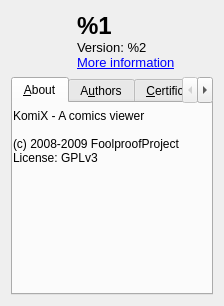
First picture: the form in src/widget/about.ui, repository legnaleurc/komix, before the edit.
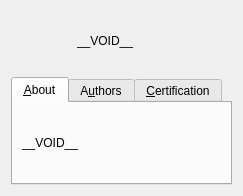
Second picture: the form after the edit. The open tabs and pages were chosen to show the change. Icons and pictures are not drawn.

Commit message: [GUI] Improved about widget.

Patch:
```diff
--- a/src/widget/about.ui
+++ b/src/widget/about.ui
@@ -6,14 +6,17 @@
    <rect>
     <x>0</x>
     <y>0</y>
-    <width>224</width>
-    <height>306</height>
+    <width>242</width>
+    <height>324</height>
    </rect>
   </property>
   <property name="windowTitle">
    <string>About KomiX</string>
   </property>
   <layout class="QVBoxLayout" name="verticalLayout">
+   <property name="sizeConstraint">
+    <enum>QLayout::SetFixedSize</enum>
+   </property>
    <item>
     <layout class="QHBoxLayout" name="horizontalLayout">
      <item>
@@ -44,12 +47,10 @@
      <item>
       <widget class="QLabel" name="info">
        <property name="text">
-        <string>&lt;!DOCTYPE HTML PUBLIC &quot;-//W3C//DTD HTML 4.0//EN&quot; &quot;http://www.w3.org/TR/REC-html40/strict.dtd&quot;&gt;
-&lt;html&gt;&lt;head&gt;&lt;meta name=&quot;qrichtext&quot; content=&quot;1&quot; /&gt;&lt;style type=&quot;text/css&quot;&gt;
-p, li { white-space: pre-wrap; }
-&lt;/style&gt;&lt;/head&gt;&lt;body style=&quot; font-family:'WenQuanYi Zen Hei'; font-size:10pt; font-weight:400; font-style:normal;&quot;&gt;
-&lt;p style=&quot; margin-top:0px; margin-bottom:0px; margin-left:0px; margin-right:0px; -qt-block-indent:0; text-indent:0px;&quot;&gt;&lt;span style=&quot; font-size:xx-large; font-weight:600;&quot;&gt;%1&lt;/span&gt;&lt;/p&gt;
-&lt;p style=&quot; margin-top:0px; margin-bottom:0px; margin-left:0px; margin-right:0px; -qt-block-indent:0; text-indent:0px;&quot;&gt;Version: %2&lt;br /&gt;&lt;a href=&quot;http://legnaleurc.blogspot.com/search/label/KomiX/&quot;&gt;&lt;span style=&quot; text-decoration: underline; color:#0000ff;&quot;&gt;More information&lt;/span&gt;&lt;/a&gt;&lt;/p&gt;&lt;/body&gt;&lt;/html&gt;</string>
+        <string>__VOID__</string>
+       </property>
+       <property name="textFormat">
+        <enum>Qt::RichText</enum>
        </property>
       </widget>
      </item>
@@ -58,42 +59,29 @@
    <item>
     <widget class="QTabWidget" name="tabWidget">
      <property name="currentIndex">
-      <number>2</number>
+      <number>0</number>
      </property>
      <widget class="QWidget" name="tab">
       <attribute name="title">
        <string>&amp;About</string>
       </attribute>
-      <widget class="QLabel" name="label_3">
-       <property name="geometry">
-        <rect>
-         <x>0</x>
-         <y>0</y>
-         <width>180</width>
-         <height>68</height>
-        </rect>
-       </property>
+      <layout class="QVBoxLayout" name="verticalLayout_2">
+       <item>
+        <widget class="QLabel" name="aboutMessage">
        <property name="text">
-        <string>KomiX - A comics viewer
-
-(c) 2008-2009 FoolproofProject
-License: GPLv3</string>
-       </property>
-      </widget>
+          <string>__VOID__</string>
+         </property>
+        </widget>
+       </item>
+      </layout>
      </widget>
      <widget class="QWidget" name="tab_2">
       <attribute name="title">
        <string>A&amp;uthors</string>
       </attribute>
+      <layout class="QVBoxLayout" name="verticalLayout_3">
+       <item>
       <widget class="QLabel" name="label_4">
-       <property name="geometry">
-        <rect>
-         <x>0</x>
-         <y>0</y>
-         <width>188</width>
-         <height>68</height>
-        </rect>
-       </property>
        <property name="text">
         <string>&lt;!DOCTYPE HTML PUBLIC &quot;-//W3C//DTD HTML 4.0//EN&quot; &quot;http://www.w3.org/TR/REC-html40/strict.dtd&quot;&gt;
 &lt;html&gt;&lt;head&gt;&lt;meta name=&quot;qrichtext&quot; content=&quot;1&quot; /&gt;&lt;style type=&quot;text/css&quot;&gt;
@@ -102,21 +90,20 @@
 &lt;p style=&quot; margin-top:0px; margin-bottom:0px; margin-left:0px; margin-right:0px; -qt-block-indent:0; text-indent:0px;&quot;&gt;Wei-Cheng Pan (FoolproofProject)&lt;/p&gt;
 &lt;p style=&quot; margin-top:0px; margin-bottom:0px; margin-left:0px; margin-right:0px; -qt-block-indent:0; text-indent:0px;&quot;&gt;&lt;br /&gt;Site: &lt;a href=&quot;http://legnaleurc.blogspot.com/&quot;&gt;&lt;span style=&quot; text-decoration: underline; color:#0000ff;&quot;&gt;legnaleurc.blogspot.com&lt;/span&gt;&lt;/a&gt;&lt;br /&gt;E-Mail: &lt;a href=&quot;mailto:legnaleurc@gmail.com&quot;&gt;&lt;span style=&quot; text-decoration: underline; color:#0000ff;&quot;&gt;legnaleurc@gmail.com&lt;/span&gt;&lt;/a&gt;&lt;/p&gt;&lt;/body&gt;&lt;/html&gt;</string>
        </property>
-      </widget>
+         <property name="textFormat">
+          <enum>Qt::RichText</enum>
+         </property>
+        </widget>
+       </item>
+      </layout>
      </widget>
      <widget class="QWidget" name="tab_3">
       <attribute name="title">
        <string>&amp;Certification</string>
       </attribute>
+      <layout class="QVBoxLayout" name="verticalLayout_4">
+       <item>
       <widget class="QLabel" name="label_5">
-       <property name="geometry">
-        <rect>
-         <x>0</x>
-         <y>0</y>
-         <width>200</width>
-         <height>193</height>
-        </rect>
-       </property>
        <property name="text">
         <string/>
        </property>
@@ -124,6 +111,8 @@
         <pixmap resource="../../komix.qrc">:/image/womm.png</pixmap>
        </property>
       </widget>
+       </item>
+      </layout>
      </widget>
     </widget>
    </item>
```
Left out of the diff: 1 changed line with no effect on the pictures. Lines whose indentation alone changed are shown as unchanged. The commit also changes 1 other file.
